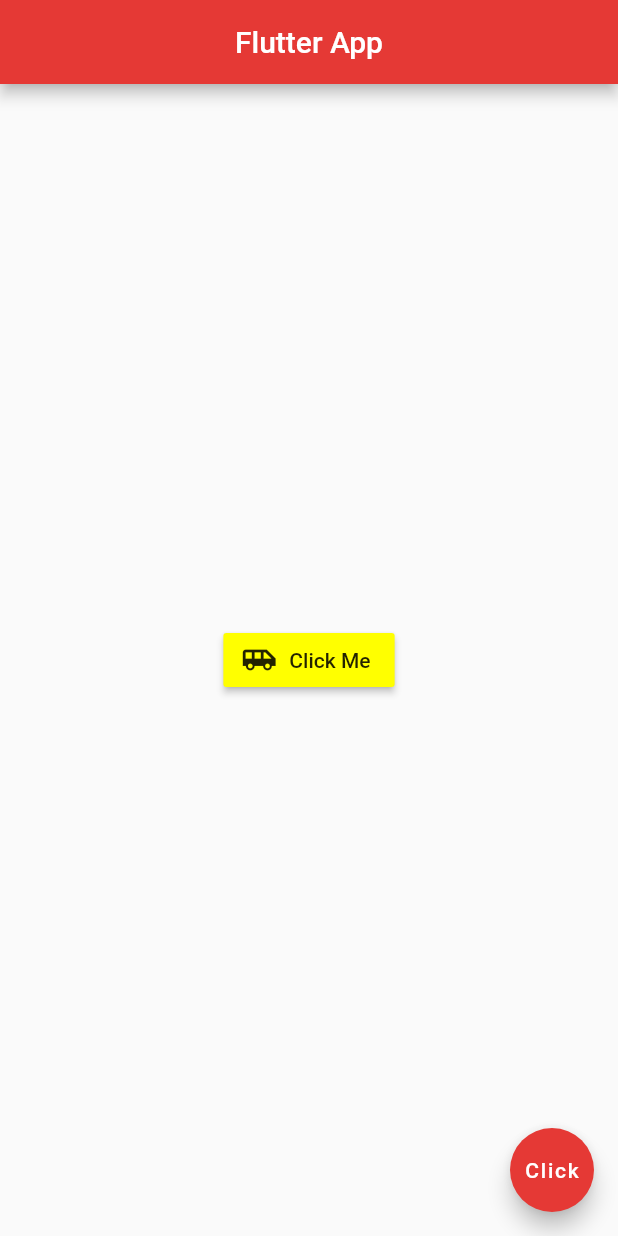
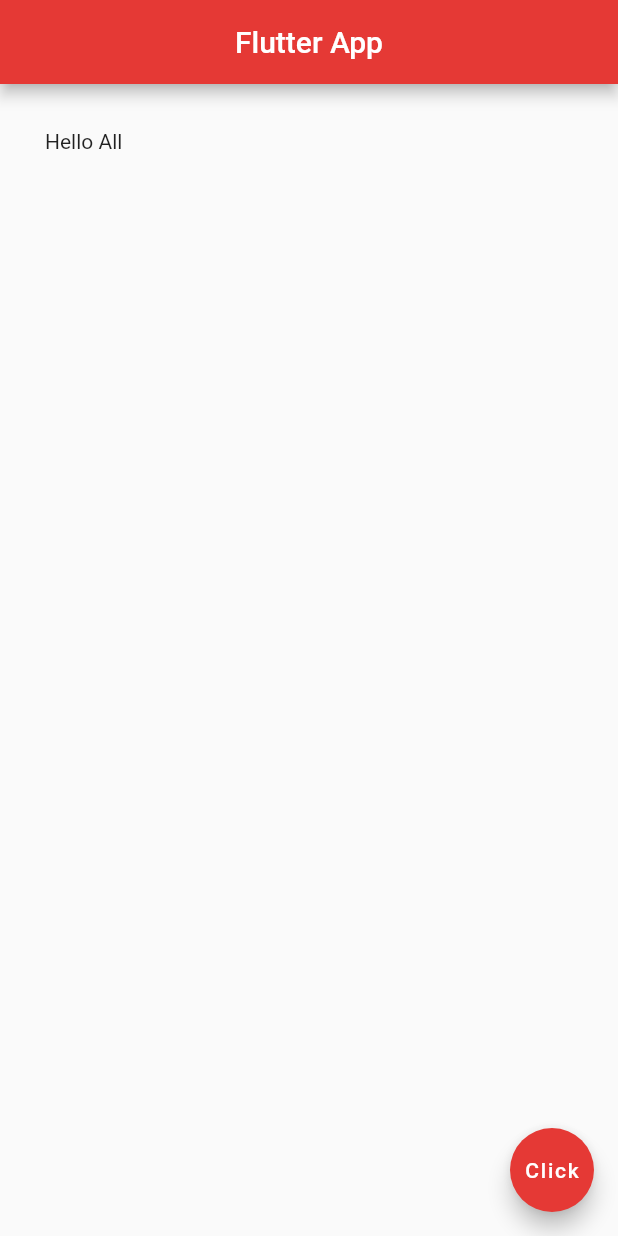
Before and after one commit to chopraji94/FlutterApp, a Flutter app: the screen it shows after launch, on a phone screen of 412 x 824 dp. Run offline on Flutter 3.47's test engine with Material 2 defaults, Android fonts, the phone set to English and light mode, and no system bars.

Commit message:
Worked on Icons

```diff
--- a/lib/main.dart
+++ b/lib/main.dart
@@ -13,32 +13,16 @@ class AppHome extends StatelessWidget {
         centerTitle: true,
         backgroundColor: Colors.red[600],
       ),
-      body: Center(
-        // child: Icon(
-        //   Icons.airport_shuttle,
-        //   color: Colors.lightBlue,
-        //   size: 50,
-        // ),
-        // child: RaisedButton(
-        //   onPressed: () {
-        //     print('You clicked Me');
-        //   },
-        //   child: Text(
-        //     'Click Me',
-        //   ),
-        //   color: Colors.lightBlue,
-        // ),
-        child: RaisedButton.icon(
-            onPressed: () {
-              print('You clicked me');
-            },
-            icon: Icon(
-              Icons.airport_shuttle
-            ),
-            color: Colors.yellowAccent,
-            label: Text('Click Me')
-        ),
+      body: Padding(
+        padding: EdgeInsets.all(30.0),
+        child: Text('Hello All'),
       ),
+      // Container(
+      //   padding: EdgeInsets.all(20),
+      //   margin: EdgeInsets.all(30.0),
+      //   color: Colors.grey[400],
+      //   child: Text('Hello'),
+      // ),
       floatingActionButton: FloatingActionButton(
         onPressed: () {},
         child: Text('Click'),
```
